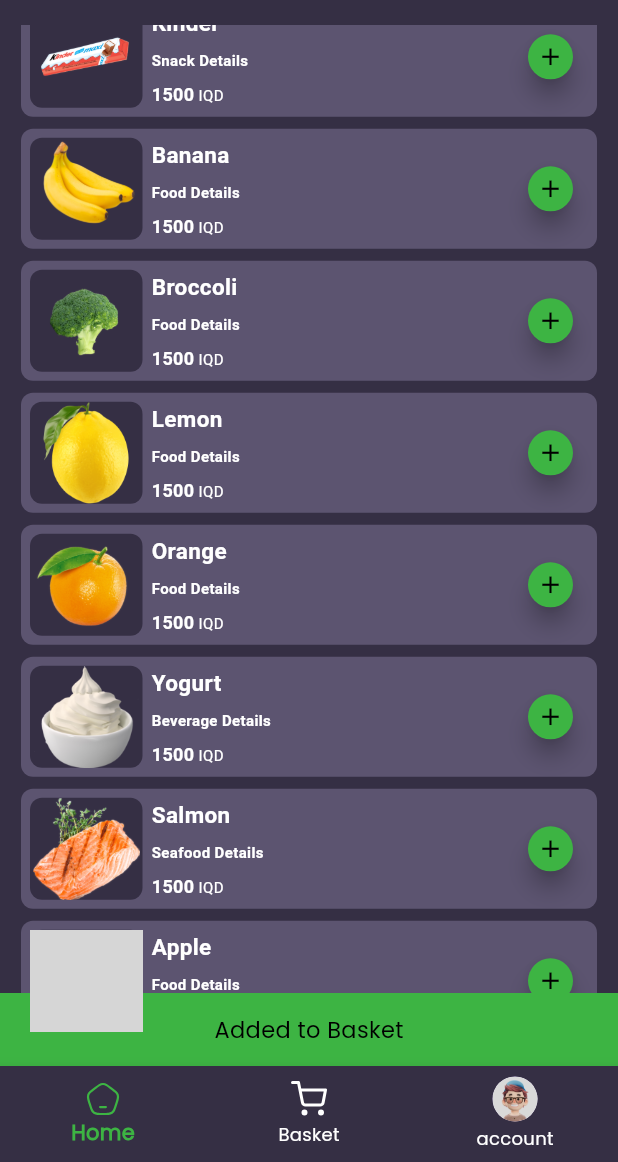
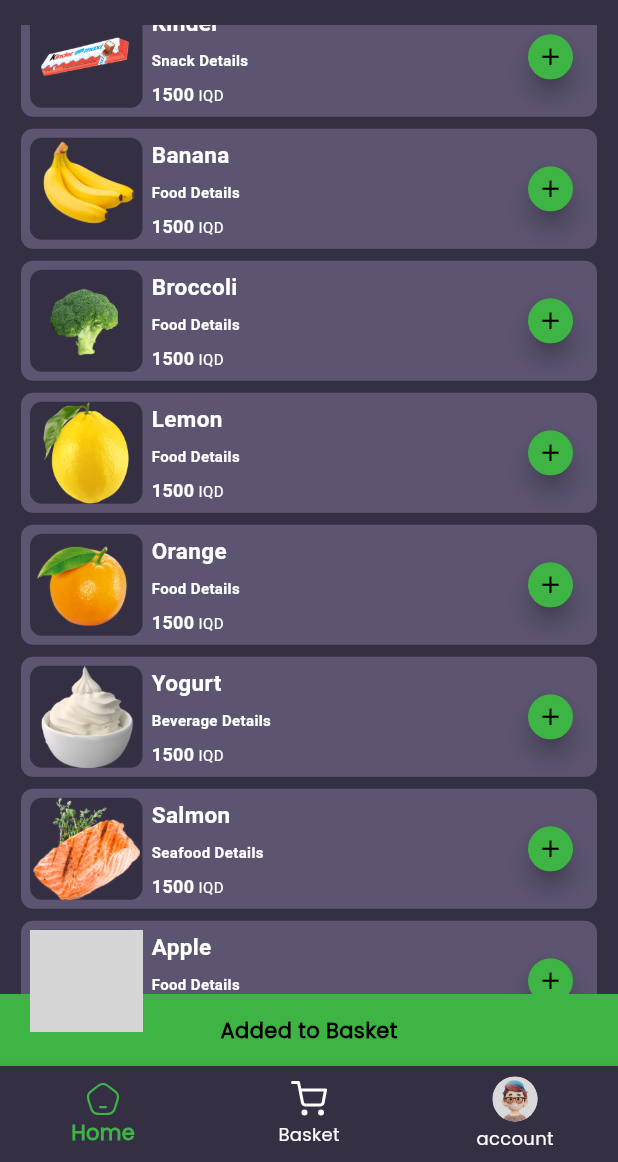
Before and after one commit to apollocked/bnchina-Mart-application, a Flutter app: the screen it shows after launch, scrolled down 1385 dp, after a tap on the "add" icon, on a phone screen of 412 x 824 dp, the part 74-1236 px from its top. Run offline on Flutter 3.47's test engine with Material 3 defaults, Android fonts, the phone set to English and light mode, and no system bars; our stand-ins replace flutter_svg, font_awesome_flutter; Roboto replaces fonts that are missing (popins); grey boxes are pictures that could not be loaded.

Commit message:
check values

```diff
--- a/lib/utils/data.dart
+++ b/lib/utils/data.dart
@@ -16,7 +16,7 @@ List<Map<String, dynamic>> coubons = [
   },
   {
     "code": "1114",
-    "discount": 25,
+    "discount": 50,
   },
   {
     "code": "2333",
--- a/lib/widgits/Custom_Widget/adding_discount.dart
+++ b/lib/widgits/Custom_Widget/adding_discount.dart
@@ -8,8 +8,8 @@ void AddingDiscount(String value, context) async {
     if (value == element["code"]) {
       currentUser["discount"] = element["discount"];
 
-      CustomSnackbar(
-          primaryColor, context, "Enjoy your % ${currentUser["discount"]}");
+      CustomSnackbar(primaryColor, context,
+          "Enjoy your % ${currentUser["discount"]} Discount");
       break;
     } else {
       CustomSnackbar(
--- a/lib/widgits/Custom_Widget/custom_snackBar.dart
+++ b/lib/widgits/Custom_Widget/custom_snackBar.dart
@@ -12,6 +12,8 @@ ScaffoldFeatureController<SnackBar, SnackBarClosedReason> CustomSnackbar(
           child: Text(
         massege,
         style: TextStyle(
-            fontSize: 15, color: color == primaryColor ? inblack : textColor),
+            fontWeight: FontWeight.bold,
+            fontSize: 14,
+            color: color == primaryColor ? inblack : textColor),
       ))));
 }
--- a/lib/widgits/Custom_Widget/products.dart
+++ b/lib/widgits/Custom_Widget/products.dart
@@ -15,6 +15,7 @@ class ProductPage extends StatelessWidget {
       body: Padding(
           padding: const EdgeInsets.symmetric(horizontal: 5),
           child: Column(
+            crossAxisAlignment: CrossAxisAlignment.end,
             children: [
               Align(
                   alignment: Alignment.topLeft,
```
Also changed, not shown: lib/widgits/Item_Lests/category_page.dart (+4 -7 lines), 3 other files.
